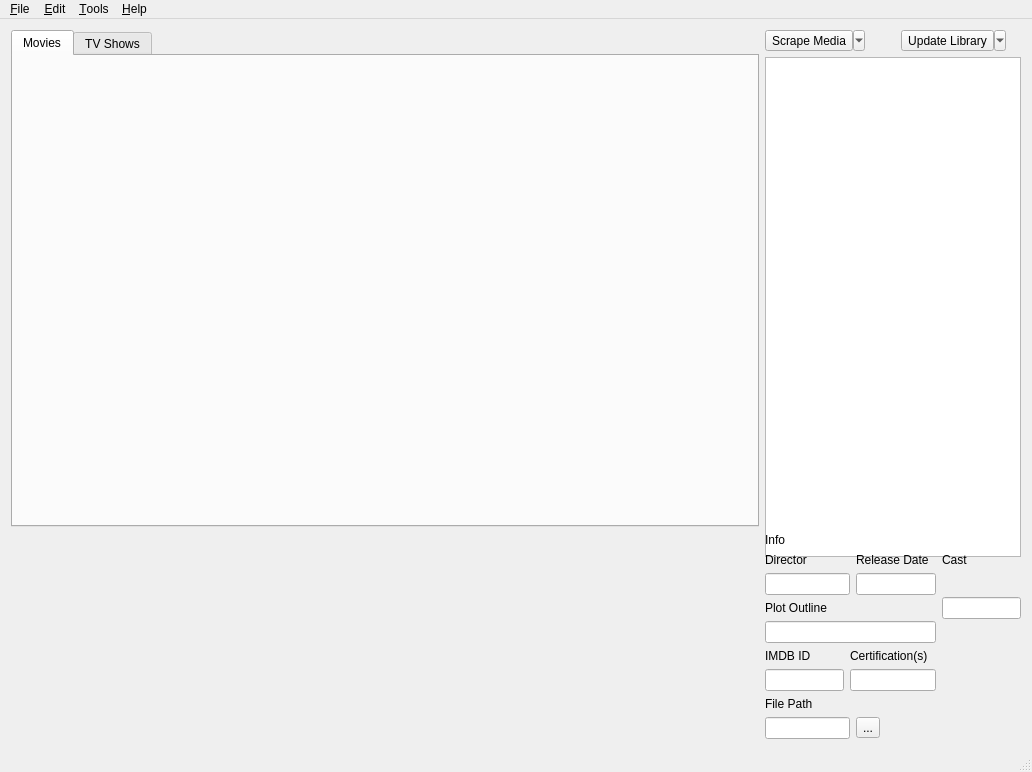
Old version of the form mainwindow.ui in the repository renatolond/Ember-MMpp.
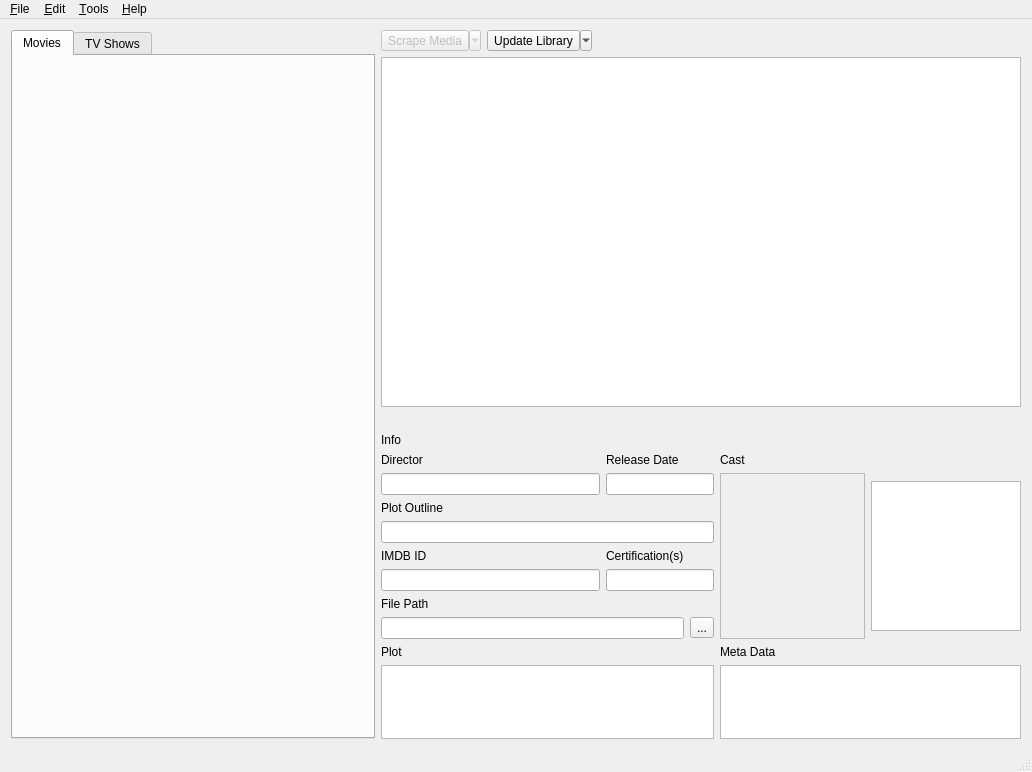
New version of the form. Icons and pictures are not drawn.

Diff of the .ui file:
```diff
--- a/mainwindow.ui
+++ b/mainwindow.ui
@@ -27,16 +27,33 @@
     </sizepolicy>
    </property>
    <layout class="QGridLayout" name="gridLayout_2">
-    <item row="0" column="1">
+    <item row="2" column="4">
      <layout class="QGridLayout" name="gridLayout">
-      <property name="sizeConstraint">
-       <enum>QLayout::SetMaximumSize</enum>
-      </property>
-      <item row="0" column="3">
+      <item row="1" column="1" colspan="3">
+       <widget class="QGraphicsView" name="graphicsView">
+        <property name="sizePolicy">
+         <sizepolicy hsizetype="Expanding" vsizetype="Expanding">
+          <horstretch>0</horstretch>
+          <verstretch>0</verstretch>
+         </sizepolicy>
+        </property>
+        <property name="minimumSize">
+         <size>
+          <width>400</width>
+          <height>350</height>
+         </size>
+        </property>
+       </widget>
+      </item>
+      <item row="0" column="2">
        <widget class="QToolButton" name="toolButton_2">
         <property name="text">
          <string>Update Library</string>
         </property>
+        <property name="icon">
+         <iconset resource="resources.qrc">
+          <normaloff>:/icons/16x16/refresh.png</normaloff>:/icons/16x16/refresh.png</iconset>
+        </property>
         <property name="popupMode">
          <enum>QToolButton::MenuButtonPopup</enum>
         </property>
@@ -45,20 +62,52 @@
         </property>
        </widget>
       </item>
-      <item row="0" column="1" rowspan="2">
+      <item row="0" column="1">
+       <widget class="QToolButton" name="toolButton">
+        <property name="enabled">
+         <bool>false</bool>
+        </property>
+        <property name="text">
+         <string>Scrape Media</string>
+        </property>
+        <property name="icon">
+         <iconset resource="resources.qrc">
+          <normaloff>:/icons/16x16/build.png</normaloff>:/icons/16x16/build.png</iconset>
+        </property>
+        <property name="popupMode">
+         <enum>QToolButton::MenuButtonPopup</enum>
+        </property>
+        <property name="toolButtonStyle">
+         <enum>Qt::ToolButtonTextBesideIcon</enum>
+        </property>
+        <property name="autoRaise">
+         <bool>false</bool>
+        </property>
+        <property name="arrowType">
+         <enum>Qt::NoArrow</enum>
+        </property>
+       </widget>
+      </item>
+      <item row="0" column="0" rowspan="4">
        <widget class="QTabWidget" name="tabWidget">
         <property name="sizePolicy">
-         <sizepolicy hsizetype="Minimum" vsizetype="Minimum">
+         <sizepolicy hsizetype="Minimum" vsizetype="Preferred">
           <horstretch>0</horstretch>
           <verstretch>0</verstretch>
          </sizepolicy>
         </property>
         <property name="minimumSize">
          <size>
-          <width>100</width>
+          <width>364</width>
           <height>200</height>
          </size>
         </property>
+        <property name="maximumSize">
+         <size>
+          <width>364</width>
+          <height>16777215</height>
+         </size>
+        </property>
         <property name="currentIndex">
          <number>0</number>
         </property>
@@ -98,124 +147,274 @@
         </widget>
        </widget>
       </item>
-      <item row="0" column="2">
-       <widget class="QToolButton" name="toolButton">
-        <property name="text">
-         <string>Scrape Media</string>
+      <item row="0" column="3">
+       <spacer name="horizontalSpacer_2">
+        <property name="orientation">
+         <enum>Qt::Horizontal</enum>
         </property>
-        <property name="popupMode">
-         <enum>QToolButton::MenuButtonPopup</enum>
+        <property name="sizeHint" stdset="0">
+         <size>
+          <width>40</width>
+          <height>20</height>
+         </size>
         </property>
-        <property name="toolButtonStyle">
-         <enum>Qt::ToolButtonTextBesideIcon</enum>
-        </property>
-        <property name="autoRaise">
-         <bool>false</bool>
-        </property>
-        <property name="arrowType">
-         <enum>Qt::NoArrow</enum>
-        </property>
-       </widget>
+       </spacer>
       </item>
-      <item row="1" column="2" colspan="2">
-       <widget class="QGraphicsView" name="graphicsView">
-        <property name="sizePolicy">
-         <sizepolicy hsizetype="Minimum" vsizetype="Minimum">
-          <horstretch>0</horstretch>
-          <verstretch>0</verstretch>
-         </sizepolicy>
+      <item row="2" column="1" colspan="3">
+       <spacer name="horizontalSpacer">
+        <property name="orientation">
+         <enum>Qt::Horizontal</enum>
         </property>
-        <property name="minimumSize">
+        <property name="sizeHint" stdset="0">
          <size>
-          <width>0</width>
-          <height>500</height>
+          <width>40</width>
+          <height>20</height>
          </size>
         </property>
-       </widget>
+       </spacer>
       </item>
-      <item row="2" column="2" colspan="2">
+      <item row="3" column="1" colspan="3">
        <layout class="QGridLayout" name="gridLayout_3">
-        <item row="1" column="3">
-         <widget class="QLabel" name="label_4">
+        <item row="6" column="1" colspan="2">
+         <widget class="QLineEdit" name="lineEdit_6">
+          <property name="readOnly">
+           <bool>true</bool>
+          </property>
+         </widget>
+        </item>
+        <item row="10" column="0" colspan="3">
+         <widget class="QTextEdit" name="textEdit">
+          <property name="readOnly">
+           <bool>true</bool>
+          </property>
+         </widget>
+        </item>
+        <item row="7" column="0" colspan="3">
+         <widget class="QLabel" name="label_8">
+          <property name="sizePolicy">
+           <sizepolicy hsizetype="Expanding" vsizetype="Preferred">
+            <horstretch>0</horstretch>
+            <verstretch>0</verstretch>
+           </sizepolicy>
+          </property>
           <property name="text">
-           <string>Cast</string>
+           <string>File Path</string>
           </property>
          </widget>
         </item>
-        <item row="6" column="0">
-         <widget class="QLineEdit" name="lineEdit_5"/>
+        <item row="9" column="0" colspan="3">
+         <widget class="QLabel" name="label_9">
+          <property name="sizePolicy">
+           <sizepolicy hsizetype="Expanding" vsizetype="Preferred">
+            <horstretch>0</horstretch>
+            <verstretch>0</verstretch>
+           </sizepolicy>
+          </property>
+          <property name="text">
+           <string>Plot</string>
+          </property>
+         </widget>
+        </item>
+        <item row="5" column="1" colspan="2">
+         <widget class="QLabel" name="label_7">
+          <property name="sizePolicy">
+           <sizepolicy hsizetype="Expanding" vsizetype="Preferred">
+            <horstretch>0</horstretch>
+            <verstretch>0</verstretch>
+           </sizepolicy>
+          </property>
+          <property name="text">
+           <string>Certification(s)</string>
+          </property>
+         </widget>
+        </item>
+        <item row="4" column="0" colspan="3">
+         <widget class="QLineEdit" name="lineEdit_4">
+          <property name="readOnly">
+           <bool>true</bool>
+          </property>
+         </widget>
+        </item>
+        <item row="3" column="0" colspan="3">
+         <widget class="QLabel" name="label_5">
+          <property name="text">
+           <string>Plot Outline</string>
+          </property>
+         </widget>
+        </item>
+        <item row="8" column="2">
+         <widget class="QToolButton" name="toolButton_3">
+          <property name="text">
+           <string>...</string>
+          </property>
+          <property name="icon">
+           <iconset resource="resources.qrc">
+            <normaloff>:/icons/16x16/play.png</normaloff>:/icons/16x16/play.png</iconset>
+          </property>
+         </widget>
         </item>
         <item row="8" column="0" colspan="2">
-         <widget class="QLineEdit" name="lineEdit_7"/>
+         <widget class="QLineEdit" name="lineEdit_7">
+          <property name="readOnly">
+           <bool>true</bool>
+          </property>
+         </widget>
         </item>
-        <item row="2" column="3" rowspan="3">
-         <widget class="QLineEdit" name="lineEdit_3"/>
-        </item>
-        <item row="0" column="0" colspan="4">
-         <widget class="QLabel" name="label_2">
+        <item row="9" column="3">
+         <widget class="QLabel" name="label_10">
+          <property name="sizePolicy">
+           <sizepolicy hsizetype="Expanding" vsizetype="Preferred">
+            <horstretch>0</horstretch>
+            <verstretch>0</verstretch>
+           </sizepolicy>
+          </property>
           <property name="text">
-           <string>Info</string>
+           <string>Meta Data</string>
           </property>
          </widget>
         </item>
         <item row="5" column="0">
          <widget class="QLabel" name="label_6">
+          <property name="sizePolicy">
+           <sizepolicy hsizetype="Expanding" vsizetype="Preferred">
+            <horstretch>0</horstretch>
+            <verstretch>0</verstretch>
+           </sizepolicy>
+          </property>
           <property name="text">
            <string>IMDB ID</string>
           </property>
          </widget>
         </item>
-        <item row="8" column="2">
-         <widget class="QToolButton" name="toolButton_3">
+        <item row="0" column="0" colspan="4">
+         <widget class="QLabel" name="label_2">
+          <property name="sizePolicy">
+           <sizepolicy hsizetype="Expanding" vsizetype="Preferred">
+            <horstretch>0</horstretch>
+            <verstretch>0</verstretch>
+           </sizepolicy>
+          </property>
+          <property name="autoFillBackground">
+           <bool>false</bool>
+          </property>
           <property name="text">
-           <string>...</string>
+           <string>Info</string>
           </property>
          </widget>
         </item>
-        <item row="3" column="0" colspan="3">
-         <widget class="QLabel" name="label_5">
-          <property name="text">
-           <string>Plot Outline</string>
+        <item row="6" column="0">
+         <widget class="QLineEdit" name="lineEdit_5">
+          <property name="readOnly">
+           <bool>true</bool>
           </property>
          </widget>
         </item>
-        <item row="4" column="0" colspan="3">
-         <widget class="QLineEdit" name="lineEdit_4"/>
-        </item>
-        <item row="1" column="2">
-         <widget class="QLabel" name="label_3">
+        <item row="1" column="3">
+         <widget class="QLabel" name="label_4">
+          <property name="sizePolicy">
+           <sizepolicy hsizetype="Minimum" vsizetype="Minimum">
+            <horstretch>0</horstretch>
+            <verstretch>0</verstretch>
+           </sizepolicy>
+          </property>
+          <property name="minimumSize">
+           <size>
+            <width>301</width>
+            <height>0</height>
+           </size>
+          </property>
           <property name="text">
-           <string>Release Date</string>
+           <string>Cast</string>
           </property>
          </widget>
         </item>
-        <item row="2" column="2">
-         <widget class="QLineEdit" name="lineEdit_2"/>
+        <item row="10" column="3">
+         <widget class="QTextEdit" name="textEdit_2">
+          <property name="readOnly">
+           <bool>true</bool>
+          </property>
+         </widget>
         </item>
-        <item row="1" column="0" colspan="2">
+        <item row="2" column="3" rowspan="7">
+         <layout class="QHBoxLayout" name="horizontalLayout">
+          <item>
+           <widget class="QScrollArea" name="scrollArea">
+            <property name="widgetResizable">
+             <bool>true</bool>
+            </property>
+            <widget class="QWidget" name="scrollAreaWidgetContents">
+             <property name="geometry">
+              <rect>
+               <x>0</x>
+               <y>0</y>
+               <width>141</width>
+               <height>153</height>
+              </rect>
+             </property>
+            </widget>
+           </widget>
+          </item>
+          <item>
+           <widget class="QGraphicsView" name="graphicsView_2">
+            <property name="sizePolicy">
+             <sizepolicy hsizetype="Fixed" vsizetype="Fixed">
+              <horstretch>0</horstretch>
+              <verstretch>0</verstretch>
+             </sizepolicy>
+            </property>
+            <property name="minimumSize">
+             <size>
+              <width>0</width>
+              <height>0</height>
+             </size>
+            </property>
+            <property name="maximumSize">
+             <size>
+              <width>150</width>
+              <height>150</height>
+             </size>
+            </property>
+           </widget>
+          </item>
+         </layout>
+        </item>
+        <item row="2" column="0">
+         <widget class="QLineEdit" name="lineEdit">
+          <property name="readOnly">
+           <bool>true</bool>
+          </property>
+         </widget>
+        </item>
+        <item row="1" column="0">
          <widget class="QLabel" name="label">
+          <property name="sizePolicy">
+           <sizepolicy hsizetype="Expanding" vsizetype="Preferred">
+            <horstretch>0</horstretch>
+            <verstretch>0</verstretch>
+           </sizepolicy>
+          </property>
           <property name="text">
            <string>Director</string>
           </property>
          </widget>
         </item>
-        <item row="2" column="0" colspan="2">
-         <widget class="QLineEdit" name="lineEdit"/>
-        </item>
-        <item row="5" column="1" colspan="2">
-         <widget class="QLabel" name="label_7">
-          <property name="text">
-           <string>Certification(s)</string>
+        <item row="2" column="1" colspan="2">
+         <widget class="QLineEdit" name="lineEdit_2">
+          <property name="readOnly">
+           <bool>true</bool>
           </property>
          </widget>
         </item>
-        <item row="6" column="1" colspan="2">
-         <widget class="QLineEdit" name="lineEdit_6"/>
-        </item>
-        <item row="7" column="0" colspan="3">
-         <widget class="QLabel" name="label_8">
+        <item row="1" column="1" colspan="2">
+         <widget class="QLabel" name="label_3">
+          <property name="sizePolicy">
+           <sizepolicy hsizetype="Expanding" vsizetype="Preferred">
+            <horstretch>0</horstretch>
+            <verstretch>0</verstretch>
+           </sizepolicy>
+          </property>
           <property name="text">
-           <string>File Path</string>
+           <string>Release Date</string>
           </property>
          </widget>
         </item>
@@ -280,7 +479,7 @@
   <action name="actionExit">
    <property name="icon">
     <iconset resource="resources.qrc">
-     <normaloff>:/icons/images/Resources/invalid.png</normaloff>:/icons/images/Resources/invalid.png</iconset>
+     <normaloff>:/icons/16x16/exit.png</normaloff>:/icons/16x16/exit.png</iconset>
    </property>
    <property name="text">
     <string>E&amp;xit</string>
@@ -289,81 +488,144 @@
   <action name="actionSettings">
    <property name="icon">
     <iconset resource="resources.qrc">
-     <normaloff>:/icons/images/Resources/process.png</normaloff>:/icons/images/Resources/process.png</iconset>
+     <normaloff>:/icons/16x16/run.png</normaloff>:/icons/16x16/run.png</iconset>
    </property>
    <property name="text">
     <string>&amp;Settings</string>
    </property>
   </action>
   <action name="actionClean_Files">
+   <property name="enabled">
+    <bool>false</bool>
+   </property>
    <property name="icon">
     <iconset resource="resources.qrc">
-     <normaloff>:/icons/images/Resources/pages.png</normaloff>:/icons/images/Resources/pages.png</iconset>
+     <normaloff>:/icons/16x16/editcopy.png</normaloff>:/icons/16x16/editcopy.png</iconset>
    </property>
    <property name="text">
     <string>&amp;Clean Files</string>
    </property>
   </action>
   <action name="actionSort_Files_Into_Folders">
+   <property name="enabled">
+    <bool>false</bool>
+   </property>
+   <property name="icon">
+    <iconset resource="resources.qrc">
+     <normaloff>:/icons/16x16/folder-new.png</normaloff>:/icons/16x16/folder-new.png</iconset>
+   </property>
    <property name="text">
     <string>&amp;Sort Files Into Folders</string>
    </property>
   </action>
   <action name="actionCopy_Existing_Fanart_To_Backdrops_Folder">
+   <property name="enabled">
+    <bool>false</bool>
+   </property>
+   <property name="icon">
+    <iconset resource="resources.qrc">
+     <normaloff>:/icons/16x16/insert-image.png</normaloff>:/icons/16x16/insert-image.png</iconset>
+   </property>
    <property name="text">
     <string>Copy Existing Fanart To &amp;Backdrops Folder</string>
    </property>
   </action>
   <action name="actionSets_Manager">
+   <property name="enabled">
+    <bool>false</bool>
+   </property>
+   <property name="icon">
+    <iconset resource="resources.qrc">
+     <normaloff>:/icons/16x16/tooloptions.png</normaloff>:/icons/16x16/tooloptions.png</iconset>
+   </property>
    <property name="text">
     <string>Sets &amp;Manager</string>
    </property>
   </action>
   <action name="actionClear_All_Caches">
+   <property name="enabled">
+    <bool>false</bool>
+   </property>
+   <property name="icon">
+    <iconset resource="resources.qrc">
+     <normaloff>:/icons/16x16/clear.png</normaloff>:/icons/16x16/clear.png</iconset>
+   </property>
    <property name="text">
     <string>Clear &amp;All Caches</string>
    </property>
   </action>
   <action name="actionRe_load_All_Movies">
+   <property name="enabled">
+    <bool>false</bool>
+   </property>
+   <property name="icon">
+    <iconset resource="resources.qrc">
+     <normaloff>:/icons/16x16/refresh.png</normaloff>:/icons/16x16/refresh.png</iconset>
+   </property>
    <property name="text">
     <string>Re&amp;load All Movies</string>
    </property>
   </action>
   <action name="actionClean_Database">
+   <property name="enabled">
+    <bool>false</bool>
+   </property>
+   <property name="icon">
+    <iconset resource="resources.qrc">
+     <normaloff>:/icons/16x16/db_remove.png</normaloff>:/icons/16x16/db_remove.png</iconset>
+   </property>
    <property name="text">
     <string>Clean Database</string>
    </property>
   </action>
   <action name="action_Wiki">
+   <property name="enabled">
+    <bool>true</bool>
+   </property>
+   <property name="icon">
+    <iconset resource="resources.qrc">
+     <normaloff>:/icons/16x16/help.png</normaloff>:/icons/16x16/help.png</iconset>
+   </property>
    <property name="text">
     <string>&amp;Wiki...</string>
    </property>
+   <property name="visible">
+    <bool>true</bool>
+   </property>
   </action>
   <action name="action_Versions">
+   <property name="icon">
+    <iconset resource="resources.qrc">
+     <normaloff>:/icons/16x16/flag-yellow.png</normaloff>:/icons/16x16/flag-yellow.png</iconset>
+   </property>
    <property name="text">
     <string>&amp;Versions...</string>
    </property>
   </action>
   <action name="actionCheck_For_Updates">
+   <property name="enabled">
+    <bool>false</bool>
+   </property>
+   <property name="icon">
+    <iconset resource="resources.qrc">
+     <normaloff>:/icons/16x16/update.png</normaloff>:/icons/16x16/update.png</iconset>
+   </property>
    <property name="text">
     <string>Check For Updates</string>
    </property>
+   <property name="visible">
+    <bool>false</bool>
+   </property>
   </action>
   <action name="action_About">
+   <property name="icon">
+    <iconset resource="resources.qrc">
+     <normaloff>:/icons/16x16/info.png</normaloff>:/icons/16x16/info.png</iconset>
+   </property>
    <property name="text">
     <string>&amp;About...</string>
    </property>
   </action>
-  <action name="actionScrape_Media">
-   <property name="text">
-    <string>Scrape Media</string>
-   </property>
-  </action>
-  <action name="actionAll_Movies">
-   <property name="text">
-    <string>All Movies</string>
-   </property>
-  </action>
  </widget>
  <layoutdefault spacing="6" margin="11"/>
  <resources>
```
